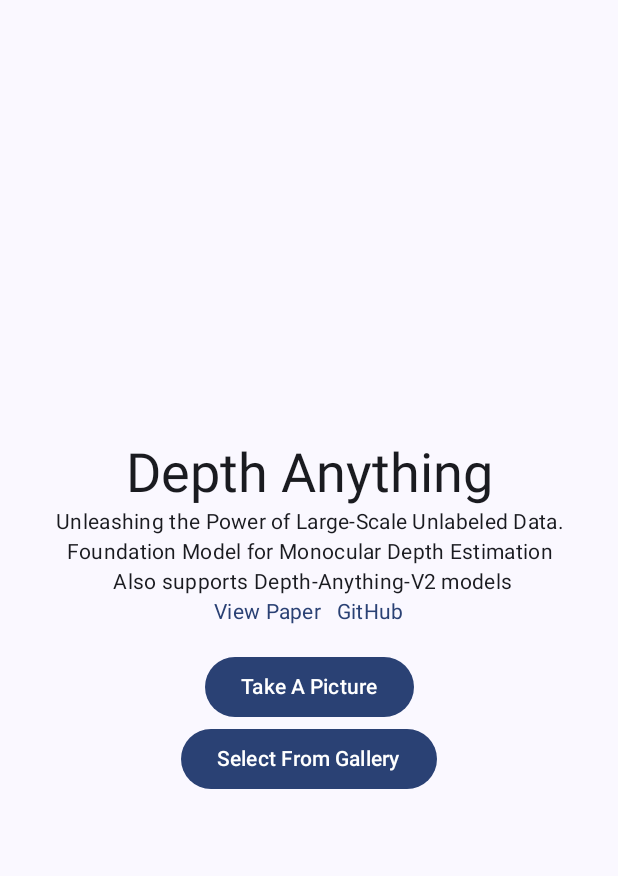
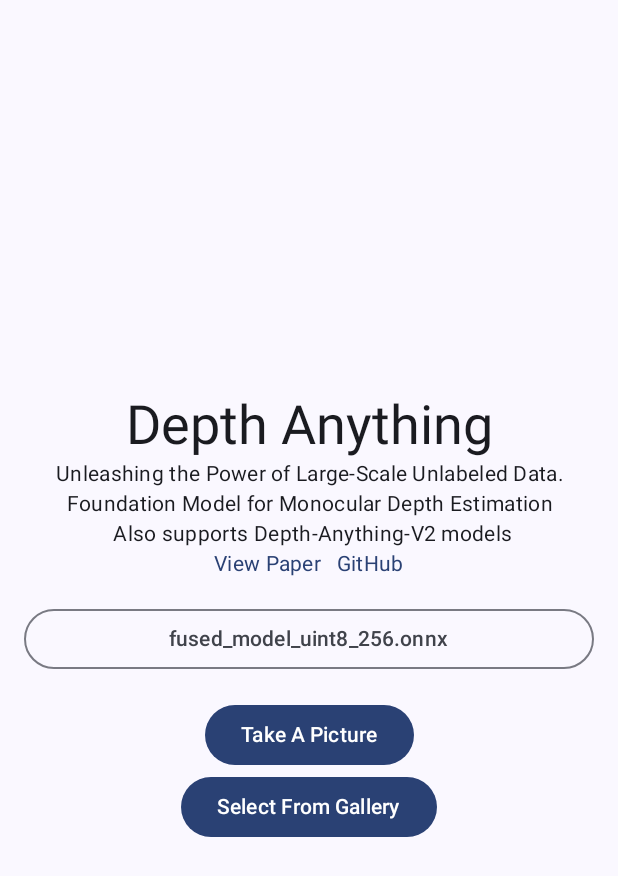
Before and after one commit to shubham0204/Depth-Anything-Android, an Android app built with Jetpack Compose: the screen it shows after launch (MainActivity), on a phone screen of 412 x 824 dp. Shown: the top 876 px of the screen. Run offline under Robolectric (Android 15) with nearby library versions, the phone set to English and light mode, and no system bars; libraries missing offline, so code that uses them is left out: ai.onnxruntime, net.engawapg.lib.

Commit message:
add the ability of chosing the model

```diff
--- a/app/src/main/java/com/ml/shubham0204/depthanything/DepthAnything.kt
+++ b/app/src/main/java/com/ml/shubham0204/depthanything/DepthAnything.kt
@@ -8,35 +8,37 @@ import android.content.Context
 import android.graphics.Bitmap
 import android.graphics.Color
 import android.graphics.Matrix
-import android.util.Log
 import androidx.core.graphics.get
 import kotlinx.coroutines.Dispatchers
 import kotlinx.coroutines.withContext
 import java.nio.ByteBuffer
 
-/**
- * Model details: Input shape -> ( B , W , H , 3 ), dtype=UINT8 Output shape -> ( B , 518 , 518 ),
- * dtype=UINT8
- */
-class DepthAnything(context: Context) {
+class DepthAnything(context: Context, val modelName: String) {
 
     private val ortEnvironment = OrtEnvironment.getEnvironment()
+    private val ortSession = ortEnvironment.createSession(context.assets.open(modelName).readBytes())
+    private val inputName = ortSession.inputNames.iterator().next()
 
-    // See the models-v2 release for models
-    // https://github.com/shubham0204/Depth-Anything-Android/releases/tag/model-v2
-    private val ortSession =
-        ortEnvironment.createSession(context.assets.open("fused_model_uint8_256.onnx").readBytes())
-    private val inputName = ortSession.inputNames.iterator().next()
-    // For '_256' suffixed models
-    private val inputDim = 256
-    private val outputDim = 252
-    // For other models
-    // private val inputDim = 512
-    // private val outputDim = 504
+    private val inputDim: Int
+    private val outputDim: Int
+
+    init {
+        when {
+            modelName.contains("_256") -> {
+                inputDim = 256
+                outputDim = 252
+            }
+            modelName.contains("_512") -> {
+                inputDim = 512
+                outputDim = 504
+            }
+            else -> throw IllegalArgumentException("Unsupported model size")
+        }
+    }
+
     private val rotateTransform = Matrix().apply { postRotate(90f) }
 
-    /** Given an image, return the single-channel depth image */
-    suspend fun predict(inputImage: Bitmap): Pair<Bitmap,Long> =
+    suspend fun predict(inputImage: Bitmap): Pair<Bitmap, Long> =
         withContext(Dispatchers.Default) {
             val resizedImage = Bitmap.createScaledBitmap(
                 inputImage,
@@ -56,25 +58,18 @@ class DepthAnything(context: Context) {
             val outputs = ortSession.run(mapOf(inputName to inputTensor))
             val inferenceTime = System.currentTimeMillis() - t1
             val outputTensor = outputs[0] as OnnxTensor
-            // Single channel bitmap, where each value is encoded in a single byte
             var depthMap = Bitmap.createBitmap(outputDim, outputDim, Bitmap.Config.ALPHA_8)
             depthMap.copyPixelsFromBuffer(outputTensor.byteBuffer)
             depthMap = Bitmap.createBitmap(depthMap, 0, 0, outputDim, outputDim, rotateTransform, false)
-            depthMap =
-                Bitmap.createScaledBitmap(depthMap, inputImage.width, inputImage.height, true)
-            return@withContext Pair( depthMap , inferenceTime )
+            depthMap = Bitmap.createScaledBitmap(depthMap, inputImage.width, inputImage.height, true)
+            return@withContext Pair(depthMap, inferenceTime)
         }
 
-    /**
-     * Convert the given `bitmap` to a `ByteBuffer` Each pixel encoded as an int32 is split into its
-     * components A, R, G and B where a new buffer with R, G and B is formed, discarding A (alpha
-     * channel) as the model's input shape is ( B , W , H , C=3 )
-     */
     private fun convert(bitmap: Bitmap): ByteBuffer {
         val imgData = ByteBuffer.allocate(1 * bitmap.width * bitmap.height * 3)
         imgData.rewind()
-        for (i in 0 ..< bitmap.width) {
-            for (j in 0 ..< bitmap.height) {
+        for (i in 0 until bitmap.width) {
+            for (j in 0 until bitmap.height) {
                 imgData.put(Color.red(bitmap[i, j]).toByte())
                 imgData.put(Color.blue(bitmap[i, j]).toByte())
                 imgData.put(Color.green(bitmap[i, j]).toByte())
--- a/app/src/main/java/com/ml/shubham0204/depthanything/MainActivity.kt
+++ b/app/src/main/java/com/ml/shubham0204/depthanything/MainActivity.kt
@@ -14,28 +14,10 @@ import androidx.activity.compose.setContent
 import androidx.activity.result.PickVisualMediaRequest
 import androidx.activity.result.contract.ActivityResultContracts
 import androidx.compose.foundation.Image
-import androidx.compose.foundation.layout.Arrangement
-import androidx.compose.foundation.layout.Column
-import androidx.compose.foundation.layout.Row
-import androidx.compose.foundation.layout.Spacer
-import androidx.compose.foundation.layout.aspectRatio
-import androidx.compose.foundation.layout.fillMaxSize
-import androidx.compose.foundation.layout.fillMaxWidth
-import androidx.compose.foundation.layout.height
-import androidx.compose.foundation.layout.padding
+import androidx.compose.foundation.layout.*
 import androidx.compose.foundation.text.ClickableText
-import androidx.compose.material3.BasicAlertDialog
-import androidx.compose.material3.Button
-import androidx.compose.material3.CircularProgressIndicator
-import androidx.compose.material3.ExperimentalMaterial3Api
-import androidx.compose.material3.MaterialTheme
-import androidx.compose.material3.Surface
-import androidx.compose.material3.Text
-import androidx.compose.runtime.Composable
-import androidx.compose.runtime.getValue
-import androidx.compose.runtime.mutableLongStateOf
-import androidx.compose.runtime.mutableStateOf
-import androidx.compose.runtime.remember
+import androidx.compose.material3.*
+import androidx.compose.runtime.*
 import androidx.compose.ui.Alignment
 import androidx.compose.ui.Modifier
 import androidx.compose.ui.graphics.asImageBitmap
@@ -63,11 +45,12 @@ class MainActivity : ComponentActivity() {
     private var progressState = mutableStateOf(false)
     private lateinit var depthAnything: DepthAnything
     private var currentPhotoPath: String = ""
+    private var selectedModelState = mutableStateOf("fused_model_uint8_256.onnx")
 
     override fun onCreate(savedInstanceState: Bundle?) {
         super.onCreate(savedInstanceState)
 
-        depthAnything = DepthAnything(this)
+        depthAnything = DepthAnything(this, selectedModelState.value)
 
         setContent { ActivityUI() }
     }
@@ -100,13 +83,14 @@ class MainActivity : ComponentActivity() {
                     progressState.value = true
                     val bitmap = getFixedBitmap(it)
                     CoroutineScope(Dispatchers.Default).launch {
-                        val (depthMap,inferenceTime) = depthAnything.predict(bitmap)
+                        val (depthMap, inferenceTime) = depthAnything.predict(bitmap)
                         depthImageState.value = colormapInferno(depthMap)
                         inferenceTimeState.longValue = inferenceTime
                         withContext(Dispatchers.Main) { progressState.value = false }
                     }
                 }
             }
+
         Column(
             horizontalAlignment = Alignment.CenterHorizontally,
             verticalArrangement = Arrangement.Center,
@@ -127,7 +111,6 @@ class MainActivity : ComponentActivity() {
             )
 
             // Hyperlink-style text
-            // Reference: https://stackoverflow.com/a/69549929/13546426
             val annotatedString = buildAnnotatedString {
                 pushStringAnnotation(
                     tag = "paper",
@@ -171,6 +154,37 @@ class MainActivity : ComponentActivity() {
             )
 
             Spacer(modifier = Modifier.height(16.dp))
+
+            // Model selection dropdown
+            var expanded by remember { mutableStateOf(false) }
+            val models = remember { listModelsInAssets() }
+
+            Box {
+                OutlinedButton(
+                    onClick = { expanded = true },
+                    modifier = Modifier.fillMaxWidth()
+                ) {
+                    Text(selectedModelState.value)
+                }
+                DropdownMenu(
+                    expanded = expanded,
+                    onDismissRequest = { expanded = false },
+                    modifier = Modifier.fillMaxWidth()
+                ) {
+                    models.forEach { model ->
+                        DropdownMenuItem(
+                            text = { Text(model) },
+                            onClick = {
+                                selectedModelState.value = model
+                                expanded = false
+                                depthAnything = DepthAnything(this@MainActivity, model)
+                            }
+                        )
+                    }
+                }
+            }
+
+            Spacer(modifier = Modifier.height(16.dp))
             Button(onClick = { dispatchTakePictureIntent() }) { Text(text = "Take A Picture") }
 
             Button(
@@ -183,6 +197,10 @@ class MainActivity : ComponentActivity() {
                 Text(text = "Select From Gallery")
             }
         }
+    }
+
+    private fun listModelsInAssets(): List<String> {
+        return assets.list("")?.filter { it.endsWith(".onnx") } ?: emptyList()
     }
 
     @Composable
@@ -214,6 +232,7 @@ class MainActivity : ComponentActivity() {
                 contentDescription = "Depth Image"
             )
             Text(text = "Inference time: ${inferenceTimeState.longValue} ms")
+            Text(text = "Model used: ${depthAnything.modelName}")
         }
     }
 
```
